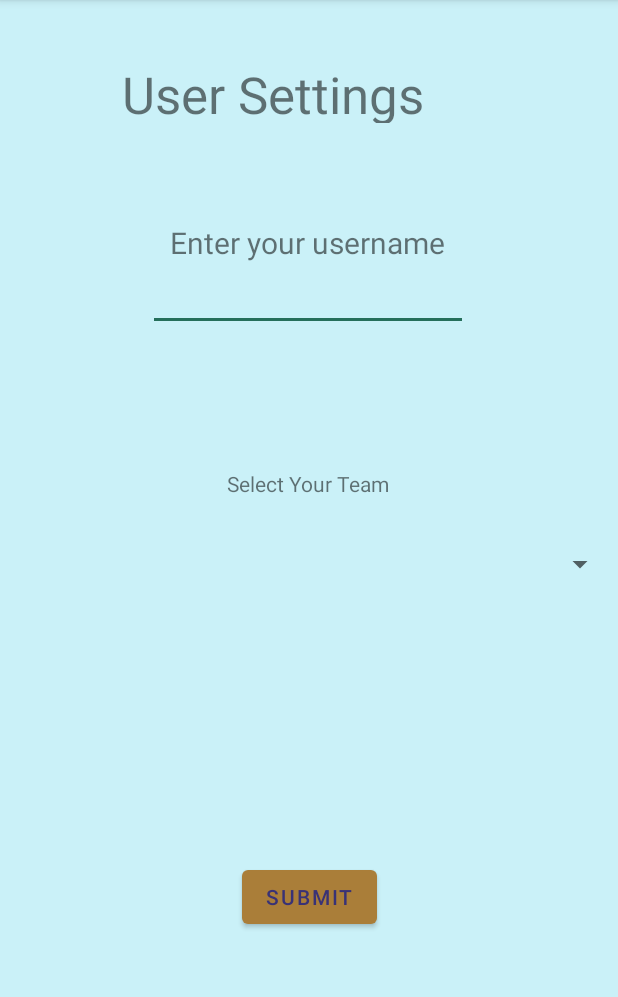
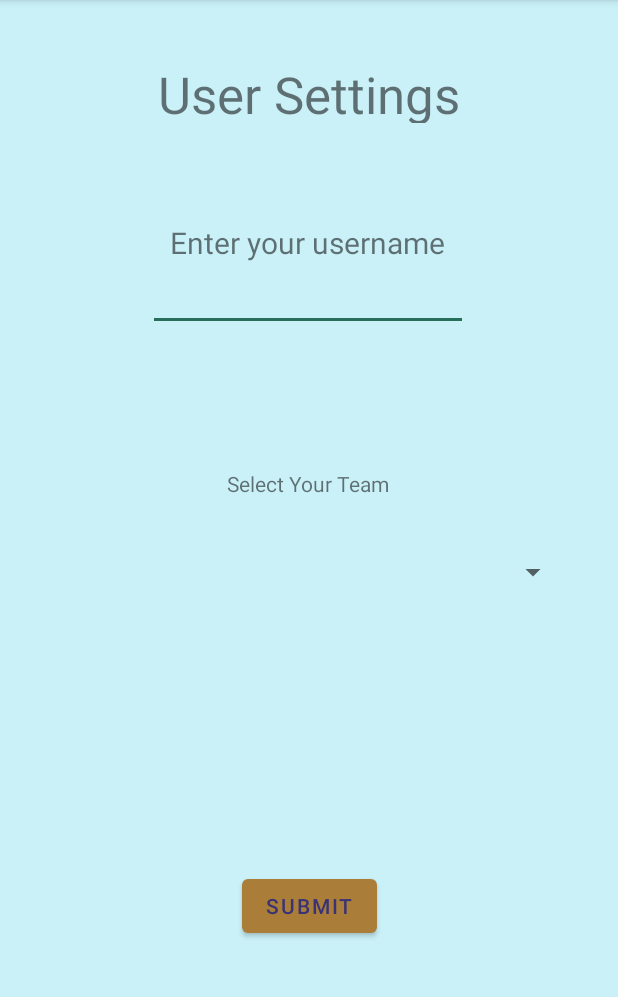
Before and after one commit to nojronatron/taskmaster, an Android app: the screen it shows after launch (UserSettings), after a tap on "USER SETTINGS", on a phone screen of 412 x 824 dp, the part 84-1081 px from its top. Run offline under Robolectric (Android 15) with nearby library versions, the phone set to English and light mode, and no system bars; libraries missing offline, so code that uses them is left out: com.amplifyframework.api, com.amplifyframework.core; 5 statements that could not run were skipped.

```diff
--- a/app/src/main/java/com/example/taskmaster/HomeActivity.java
+++ b/app/src/main/java/com/example/taskmaster/HomeActivity.java
@@ -28,9 +28,14 @@ import java.util.List;
 public class HomeActivity extends AppCompatActivity {
 
     // declare public static final type fields to create keys to associate with preference editor store
-    public static final String SELECTED_TASK_DETAILS = null;
+    public static final String USER_NAME_KEY = "currentUsername";
     public static final String TITLE_TEXT_SUFFIX = "'s Task List";
     public static final String ACTIVITY_NAME = "HomeActivity";
+    public static final String SELECTED_TEAM_KEY = "selectedTeam";
+    public static final String SELECTED_TASK_DETAILS = "selectedTaskDetails";
+
+    String selectedTeamName = "";
+    String userNicknamePrefix = "";
 
     // reference to store DB contents
     List<Task> tasks = null;
@@ -47,23 +52,20 @@ public class HomeActivity extends AppCompatActivity {
         super.onCreate(savedInstanceState);
         setContentView(R.layout.activity_home);
 
-        // initialize shared preferences
-        preferences = PreferenceManager.getDefaultSharedPreferences(this);
-
         // instantiate model instance lists so runtime wont throw
         tasks = new ArrayList<>();
         teams = new ArrayList<>();
 
-        // launch common methods to perform required tasks
-
-        // only call createTeams to seed Team Data for the first time.
+        // load seed data only if nothing exists in the database or for testing
 //        createTeams();
 
+        loadExistingPreferences();
         getTeamsFromDb();
         getTaskItemsFromDb();
+        // AllActivities Activity is deprecated
+//        setupLoadAllTasksActivityButton();
         setTitleText();
         setupAddTaskButton();
-//        setupLoadAllTasksActivityButton();
         setUpUserSettingsButton();
         setUpTasksRecyclerView();
     }
@@ -71,8 +73,17 @@ public class HomeActivity extends AppCompatActivity {
     @Override
     protected void onResume() {
         super.onResume();
+
+        loadExistingPreferences();
         setTitleText();
         getTaskItemsFromDb();
+    }
+
+    private void loadExistingPreferences() {
+        // initialize shared preferences
+        preferences = PreferenceManager.getDefaultSharedPreferences(this);
+        userNicknamePrefix = preferences.getString(HomeActivity.USER_NAME_KEY, "Current User");
+        selectedTeamName = preferences.getString(HomeActivity.SELECTED_TEAM_KEY, "");
     }
 
     private void createTeams() {
@@ -151,7 +162,17 @@ public class HomeActivity extends AppCompatActivity {
                     tasks.clear();
 
                     for (Task task : success.getData()) {
-                        tasks.add(task);
+                        // select items, filter by teamName if selectedTeamName is empty String
+                        if (task.getTeam() == null ||
+                                selectedTeamName.equals("")) {
+                            // give unassigned tasks to everyone
+                            tasks.add(task);
+                            continue;
+                        }
+                        // todo: debug throw happening in following IF statement
+                        if (task.getTeam().getName().equals(selectedTeamName)) {
+                            tasks.add(task);
+                        }
                     }
 
                     runOnUiThread(() -> adapter.notifyDataSetChanged());
@@ -163,7 +184,6 @@ public class HomeActivity extends AppCompatActivity {
 
     private void setTitleText() {
         // get users custom entered name but if not set use Current User as default
-        String userNicknamePrefix = preferences.getString(UserSettings.USER_NAME_KEY, "Current User");
         String userNickname = String.format("%1s%2s", userNicknamePrefix, TITLE_TEXT_SUFFIX);
 
         // set users custom name to the View
@@ -181,15 +201,15 @@ public class HomeActivity extends AppCompatActivity {
         });
     }
 
-//    private void setupLoadAllTasksActivityButton() {
-//        // Set onclick button event handling to all tasks
-//        Button allTasksButton = HomeActivity.this.findViewById(R.id.homeAllTasksButton);
-//
-//        allTasksButton.setOnClickListener(view -> {
-//            Intent goToAllTasksActivity = new Intent(HomeActivity.this, AllTasks.class);
-//            startActivity(goToAllTasksActivity);
-//        });
-//    }
+    private void setupLoadAllTasksActivityButton() {
+        // Set onclick button event handling to all tasks
+        Button allTasksButton = HomeActivity.this.findViewById(R.id.homeAllTasksButton);
+
+        allTasksButton.setOnClickListener(view -> {
+            Intent goToAllTasksActivity = new Intent(HomeActivity.this, AllTasks.class);
+            startActivity(goToAllTasksActivity);
+        });
+    }
 
     private void setUpUserSettingsButton() {
         // Set onclick button event handling to UserSettings Activity
--- a/app/src/main/java/com/example/taskmaster/adapters/TaskListRecyclerViewAdapter.java
+++ b/app/src/main/java/com/example/taskmaster/adapters/TaskListRecyclerViewAdapter.java
@@ -22,8 +22,8 @@ import java.util.List;
  * Adapter to manage RecyclerView.
  */
 public class TaskListRecyclerViewAdapter extends RecyclerView.Adapter<TaskListRecyclerViewAdapter.TaskListViewHolder> {
+    private static final String ACTIVITY_NAME = "TaskListRecyclerViewAdapter";
 
-    // data items stored in this field
     List<Task> tasks;
     Context callingActivity; // allows this class to accept context from the calling method
 
--- a/app/src/main/java/com/example/taskmaster/fragments/UserSettings.java
+++ b/app/src/main/java/com/example/taskmaster/fragments/UserSettings.java
@@ -24,38 +24,54 @@ import java.util.concurrent.CompletableFuture;
 
 public class UserSettings extends AppCompatActivity {
 
-    public static final String USER_NAME_KEY = "currentUsername";
+    private static final String USER_NAME_KEY = "currentUsername";
     private static final String ACTIVITY_NAME = "UserSettings Activity";
+    private static final String SELECTED_TEAM_KEY = "selectedTeam";
+
+    String currentUsername = "";
+    String selectedTeamName = "";
     SharedPreferences preferences;
-
+    Spinner teamNamesSpinner = null;
+    ArrayList<String> teamNames = new ArrayList<>();
     List<Team> teams = null;
-    Spinner teamNamesSpinner = null;
     CompletableFuture<List<Team>> teamsFuture = null;
-    ArrayList<String> teamNames = new ArrayList<>();
 
     @Override
     protected void onCreate(Bundle savedInstanceState) {
         super.onCreate(savedInstanceState);
         setContentView(R.layout.activity_user_settings);
 
+        Log.i(ACTIVITY_NAME, "Entered onCreate method.");
+
         // create shared prefs instance
         preferences = PreferenceManager.getDefaultSharedPreferences(this);
 
-        // use prefs to get existing entry or get empty string if none found
-        String currentUsername = preferences.getString(USER_NAME_KEY, "");
+        // use prefs to get existing entries or get empty string if none found
+        this.currentUsername = preferences.getString(USER_NAME_KEY, "");
+
+        Log.i(ACTIVITY_NAME, "Test for currentUsername value.");
 
         // deal with empty or full currentUsername
         if (!currentUsername.isEmpty()) {
+            Log.i(ACTIVITY_NAME, "currentUsername is NOT empty.");
+
             // get reference to username edittext element
             EditText usernameText = findViewById(R.id.settingsEditTextPersonName);
             usernameText.setText(currentUsername);
         }
 
+        Log.i(ACTIVITY_NAME, "currentUsername has value.");
+
+        this.teamsFuture = new CompletableFuture<>();
         this.getTeamsFromDB();
-        this.setUpTaskStatusSpinner();
 
         // get reference to the submit button
         Button settingsSubmitButton = findViewById(R.id.settingsSubmitButton);
+
+        // get reference to the teams list spinner
+        teamNamesSpinner = findViewById(R.id.userConfigSelectTeamSpinner);
+
+        Log.i(ACTIVITY_NAME, "Set onclick listener for settingsSubmitButton.");
 
         // set up event listener to store user-defined entry into Shared Prefs
         settingsSubmitButton.setOnClickListener(new View.OnClickListener() {
@@ -70,6 +86,16 @@ public class UserSettings extends AppCompatActivity {
 
                 // store string in Shared Prefs AND APPLY CHANGES
                 preferenceEditor.putString(USER_NAME_KEY, currentUsername);
+
+                // take currently selected team name and stuff into SharedPrefs
+                selectedTeamName = teamNamesSpinner.getSelectedItem().toString();
+                preferenceEditor.putString(SELECTED_TEAM_KEY, selectedTeamName);
+
+                String logMessage = String.format(
+                        "Wrote %1s to SELECTED_TEAM_KEY sharedPrefs.", selectedTeamName);
+                Log.i(ACTIVITY_NAME, logMessage);
+
+                // save preferences
                 preferenceEditor.apply();
 
                 Toast.makeText(
@@ -82,6 +108,8 @@ public class UserSettings extends AppCompatActivity {
     }
 
     private void getTeamsFromDB() {
+        Log.i(ACTIVITY_NAME, "Entered getTeamsFromDB()");
+
         Amplify.API.query(
                 ModelQuery.list(Team.class),
                 successResponse -> {
@@ -94,6 +122,7 @@ public class UserSettings extends AppCompatActivity {
                     }
 
                     teamsFuture.complete(teams);
+                    Log.i(ACTIVITY_NAME, "Calling setUpTeamNameSpinner()");
                     setUpTeamNameSpinner();
                 },
                 failureResponse -> {
@@ -103,27 +132,17 @@ public class UserSettings extends AppCompatActivity {
     }
 
     private void setUpTeamNameSpinner() {
+        Log.i(ACTIVITY_NAME, "Entered setUpTeamNameSpinner.");
+
         teamNamesSpinner = findViewById(R.id.userConfigSelectTeamSpinner);
 
-        // add runOnUiThread to manage a/sync calls?
+        // use runOnUiThread to manage a/sync calls
         runOnUiThread(()-> {
             teamNamesSpinner.setAdapter(new ArrayAdapter<>(
                     this,
                     androidx.appcompat.R.layout.support_simple_spinner_dropdown_item,
                     teamNames
             ));
-
         });
     }
-
-    private void setUpTaskStatusSpinner() {
-        Spinner taskStatusSpinner = findViewById(R.id.addtaskTaskStatusSpinner);
-        taskStatusSpinner.setAdapter(new ArrayAdapter<>(
-                this,
-                androidx.appcompat.R.layout.support_simple_spinner_dropdown_item,
-//                Task.StateCategoryEnum.values()
-                new String[] {"New", "Assigned", "In Progress", "Closed"}
-        ));
-    }
-
 }
--- a/app/src/main/res/layout/activity_user_settings.xml
+++ b/app/src/main/res/layout/activity_user_settings.xml
@@ -44,9 +44,11 @@
 
     <Spinner
         android:id="@+id/userConfigSelectTeamSpinner"
-        android:layout_width="409dp"
-        android:layout_height="wrap_content"
+        android:layout_width="346dp"
+        android:layout_height="35dp"
+        android:layout_marginStart="24dp"
         android:layout_marginTop="32dp"
+        android:layout_marginEnd="24dp"
         app:layout_constraintEnd_toEndOf="parent"
         app:layout_constraintStart_toStartOf="parent"
         app:layout_constraintTop_toBottomOf="@+id/userConfigTextViewTeamSelectLabel" />
@@ -64,11 +66,13 @@
 
     <TextView
         android:id="@+id/userSettingsTitleTextView"
-        android:layout_width="250dp"
+        android:layout_width="220dp"
         android:layout_height="42dp"
         android:layout_marginTop="40dp"
         android:text="User Settings"
+        android:textAlignment="center"
         android:textSize="34sp"
+        app:layout_constraintBottom_toTopOf="@+id/enterYourUsernameTextview"
         app:layout_constraintEnd_toEndOf="parent"
         app:layout_constraintHorizontal_bias="0.5"
         app:layout_constraintStart_toStartOf="parent"
```
Also changed, not shown: 1 other file.
